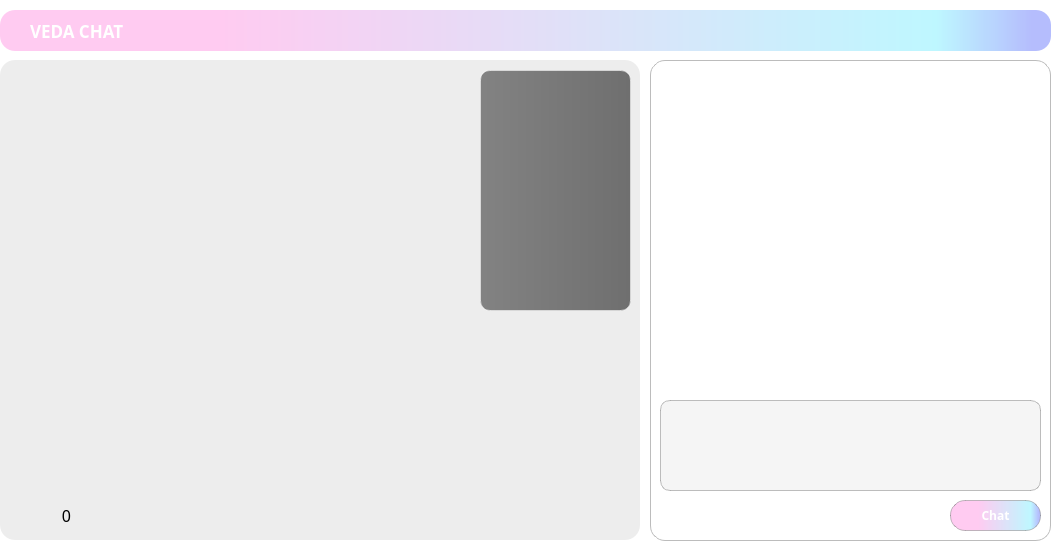
Qt form server/chatroom.ui (heejin5484/Veda_Mini2) before a commit.
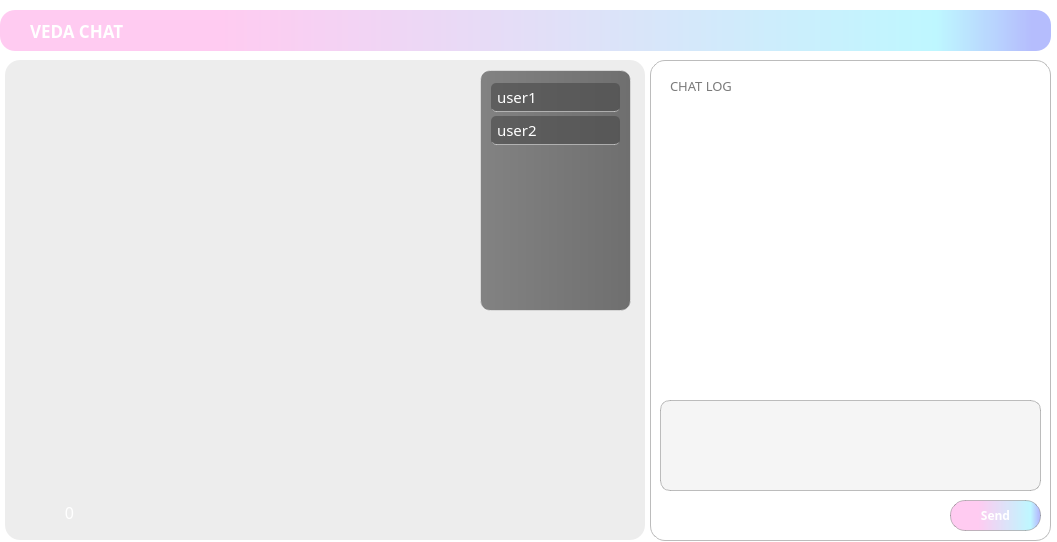
The same form after that commit. Icons and pictures are not drawn.

```diff
--- a/server/chatroom.ui
+++ b/server/chatroom.ui
@@ -37,30 +37,82 @@
      <height>241</height>
     </rect>
    </property>
+   <property name="font">
+    <font>
+     <family>맑은 고딕 Semilight</family>
+     <pointsize>11</pointsize>
+     <underline>false</underline>
+    </font>
+   </property>
    <property name="styleSheet">
-    <string notr="true">background-color: 
-qlineargradient(spread:pad, x1:0, y1:0, x2:1, y2:0, stop:0 rgba(55, 55, 55, 150), stop:1 rgba(22, 22, 22, 150));
+    <string notr="true">QListWidget {
+    background-color: qlineargradient(spread:pad, x1:0, y1:0, x2:1, y2:0, stop:0 rgba(55, 55, 55, 150), stop:1 rgba(22, 22, 22, 150));
+    border-radius: 10px;
+    border-style: solid;
+    border-width: 1px;
+    border-color: rgba(255, 255, 255, 120);
+    padding: 10px;
+    color: rgb(255, 255, 255);
+}
 
-border-radius:10px;
-border-style:
-    solid;
-border-width:
-1px;
-border-color: rgba(255, 255, 255,120)
+/* 아이템의 기본 스타일 */
+QListWidget::item {
+    padding: 3px;
+    margin: 2px 0px;
+    border-bottom: 1px solid rgba(255, 255, 255, 120);  /* 아이템 간 밑줄 */
+    border-radius: 5px;
+    background-color: rgba(70, 70, 70, 150);
+    color: rgba(255, 255, 255);
+}
 
-   
+/* 선택된 아이템의 스타일 */
+QListWidget::item:selected {
+    background-color: rgba(150, 150, 150, 150);  /* 선택된 아이템의 배경색 */
+    color: rgb(255, 255, 255);
+    border-bottom: 1px solid rgba(255, 255, 255, 150);  /* 선택된 아이템의 밑줄 */
+}
 </string>
    </property>
+   <property name="viewMode">
+    <enum>QListView::ViewMode::ListMode</enum>
+   </property>
+   <item>
+    <property name="text">
+     <string>user1</string>
+    </property>
+    <property name="icon">
+     <iconset resource="resources.qrc">
+      <normaloff>:/images/images/ppl_icon3.png</normaloff>:/images/images/ppl_icon3.png</iconset>
+    </property>
+   </item>
+   <item>
+    <property name="text">
+     <string>user2</string>
+    </property>
+    <property name="icon">
+     <iconset resource="resources.qrc">
+      <normaloff>:/images/images/ppl_icon3.png</normaloff>:/images/images/ppl_icon3.png</iconset>
+    </property>
+   </item>
   </widget>
   <widget class="QTextEdit" name="chatLog">
+   <property name="enabled">
+    <bool>true</bool>
+   </property>
    <property name="geometry">
     <rect>
-     <x>660</x>
-     <y>70</y>
-     <width>381</width>
-     <height>331</height>
+     <x>670</x>
+     <y>110</y>
+     <width>361</width>
+     <height>281</height>
     </rect>
    </property>
+   <property name="font">
+    <font>
+     <family>맑은 고딕 Semilight</family>
+     <pointsize>10</pointsize>
+    </font>
+   </property>
    <property name="styleSheet">
     <string notr="true">background-color: 
 rgb(255, 255, 255);
@@ -75,6 +127,19 @@
    
 </string>
    </property>
+   <property name="readOnly">
+    <bool>true</bool>
+   </property>
+   <property name="html">
+    <string>&lt;!DOCTYPE HTML PUBLIC &quot;-//W3C//DTD HTML 4.0//EN&quot; &quot;http://www.w3.org/TR/REC-html40/strict.dtd&quot;&gt;
+&lt;html&gt;&lt;head&gt;&lt;meta name=&quot;qrichtext&quot; content=&quot;1&quot; /&gt;&lt;meta charset=&quot;utf-8&quot; /&gt;&lt;style type=&quot;text/css&quot;&gt;
+p, li { white-space: pre-wrap; }
+hr { height: 1px; border-width: 0; }
+li.unchecked::marker { content: &quot;\2610&quot;; }
+li.checked::marker { content: &quot;\2612&quot;; }
+&lt;/style&gt;&lt;/head&gt;&lt;body style=&quot; font-family:'맑은 고딕 Semilight'; font-size:10pt; font-weight:400; font-style:normal;&quot;&gt;
+&lt;p style=&quot;-qt-paragraph-type:empty; margin-top:0px; margin-bottom:0px; margin-left:0px; margin-right:0px; -qt-block-indent:0; text-indent:0px;&quot;&gt;&lt;br /&gt;&lt;/p&gt;&lt;/body&gt;&lt;/html&gt;</string>
+   </property>
   </widget>
   <widget class="QLineEdit" name="lineEdit_chat">
    <property name="geometry">
@@ -85,6 +150,12 @@
      <height>91</height>
     </rect>
    </property>
+   <property name="font">
+    <font>
+     <family>맑은 고딕 Semilight</family>
+     <pointsize>10</pointsize>
+    </font>
+   </property>
    <property name="styleSheet">
     <string notr="true">background-color: 
 rgb(245, 245, 245);
@@ -94,9 +165,8 @@
     solid;
 border-width:
 1px;
-border-color: rgba(120, 120, 120,120)
-
-   
+border-color: rgba(120, 120, 120,120);
+padding: 10px;
 </string>
    </property>
    <property name="text">
@@ -137,7 +207,7 @@
 </string>
    </property>
    <property name="text">
-    <string>Chat</string>
+    <string>Send</string>
    </property>
   </widget>
   <widget class="QPushButton" name="managerButton">
@@ -168,7 +238,7 @@
    </property>
    <property name="icon">
     <iconset resource="resources.qrc">
-     <normaloff>:/images/images/option_icon.png</normaloff>:/images/images/option_icon.png</iconset>
+     <normaloff>:/images/images/option_icon2.png</normaloff>:/images/images/option_icon2.png</iconset>
    </property>
    <property name="iconSize">
     <size>
@@ -180,7 +250,7 @@
   <widget class="QLabel" name="video_label">
    <property name="geometry">
     <rect>
-     <x>0</x>
+     <x>5</x>
      <y>60</y>
      <width>640</width>
      <height>480</height>
@@ -193,7 +263,7 @@
     </size>
    </property>
    <property name="styleSheet">
-    <string notr="true">background-color: rgb(237, 237, 237);
+    <string notr="true">background-color: rgba(237, 237, 237,0);
 border-radius:
 15px;
 border-style:
@@ -212,8 +282,8 @@
   <widget class="QLabel" name="ppl_num">
    <property name="geometry">
     <rect>
-     <x>50</x>
-     <y>490</y>
+     <x>53</x>
+     <y>487</y>
      <width>21</width>
      <height>51</height>
     </rect>
@@ -226,6 +296,7 @@
    </property>
    <property name="styleSheet">
     <string notr="true">background-color: rgba(255, 255, 255,0);
+color: rgb(255,255,255);
 </string>
    </property>
    <property name="text">
@@ -262,8 +333,8 @@
   <widget class="QLabel" name="ppl_icon">
    <property name="geometry">
     <rect>
-     <x>10</x>
-     <y>500</y>
+     <x>18</x>
+     <y>496</y>
      <width>31</width>
      <height>31</height>
     </rect>
@@ -284,7 +355,7 @@
     <string/>
    </property>
    <property name="pixmap">
-    <pixmap resource="resources.qrc">:/images/images/user_icon.png</pixmap>
+    <pixmap resource="resources.qrc">:/images/images/user_icon2.png</pixmap>
    </property>
    <property name="scaledContents">
     <bool>true</bool>
@@ -324,6 +395,11 @@
      <height>21</height>
     </rect>
    </property>
+   <property name="font">
+    <font>
+     <pointsize>3</pointsize>
+    </font>
+   </property>
    <property name="styleSheet">
     <string notr="true">background-color: rgba(255, 255, 255, 0);</string>
    </property>
@@ -331,7 +407,7 @@
     <string/>
    </property>
    <property name="pixmap">
-    <pixmap resource="resources.qrc">:/images/images/video_icon2.png</pixmap>
+    <pixmap resource="resources.qrc">:/images/images/video_icon5.png</pixmap>
    </property>
    <property name="scaledContents">
     <bool>true</bool>
@@ -355,18 +431,99 @@
     <string/>
    </property>
   </widget>
+  <widget class="QLabel" name="waiting_icon">
+   <property name="geometry">
+    <rect>
+     <x>280</x>
+     <y>260</y>
+     <width>101</width>
+     <height>91</height>
+    </rect>
+   </property>
+   <property name="styleSheet">
+    <string notr="true">background-color: rgba(255, 255, 255,0);</string>
+   </property>
+   <property name="text">
+    <string/>
+   </property>
+   <property name="pixmap">
+    <pixmap resource="resources.qrc">:/images/images/video_icon5.png</pixmap>
+   </property>
+   <property name="indent">
+    <number>-4</number>
+   </property>
+  </widget>
+  <widget class="QLabel" name="video_label_background">
+   <property name="geometry">
+    <rect>
+     <x>5</x>
+     <y>60</y>
+     <width>640</width>
+     <height>480</height>
+    </rect>
+   </property>
+   <property name="minimumSize">
+    <size>
+     <width>640</width>
+     <height>480</height>
+    </size>
+   </property>
+   <property name="styleSheet">
+    <string notr="true">background-color: rgb(237, 237, 237);
+border-radius:
+15px;
+border-style:
+    solid;
+border-width:
+    0px;
+border-color: 
+rgb(188, 188, 188);
+   
+</string>
+   </property>
+   <property name="text">
+    <string/>
+   </property>
+  </widget>
+  <widget class="QLabel" name="label_4">
+   <property name="geometry">
+    <rect>
+     <x>670</x>
+     <y>70</y>
+     <width>361</width>
+     <height>31</height>
+    </rect>
+   </property>
+   <property name="font">
+    <font>
+     <family>함초롬돋움</family>
+     <pointsize>10</pointsize>
+     <bold>false</bold>
+    </font>
+   </property>
+   <property name="styleSheet">
+    <string notr="true">background-color: rgba(255, 255, 255,0);
+color: rgb(122, 122, 122)</string>
+   </property>
+   <property name="text">
+    <string>CHAT LOG</string>
+   </property>
+  </widget>
+  <zorder>video_label_background</zorder>
   <zorder>label_3</zorder>
   <zorder>ui_background</zorder>
-  <zorder>video_label</zorder>
   <zorder>chatLog</zorder>
   <zorder>lineEdit_chat</zorder>
   <zorder>chatButton</zorder>
   <zorder>managerButton</zorder>
-  <zorder>ppl_num</zorder>
-  <zorder>userList</zorder>
   <zorder>label</zorder>
   <zorder>label_2</zorder>
+  <zorder>waiting_icon</zorder>
+  <zorder>label_4</zorder>
+  <zorder>video_label</zorder>
+  <zorder>ppl_num</zorder>
   <zorder>ppl_icon</zorder>
+  <zorder>userList</zorder>
  </widget>
  <resources>
   <include location="resources.qrc"/>
```
